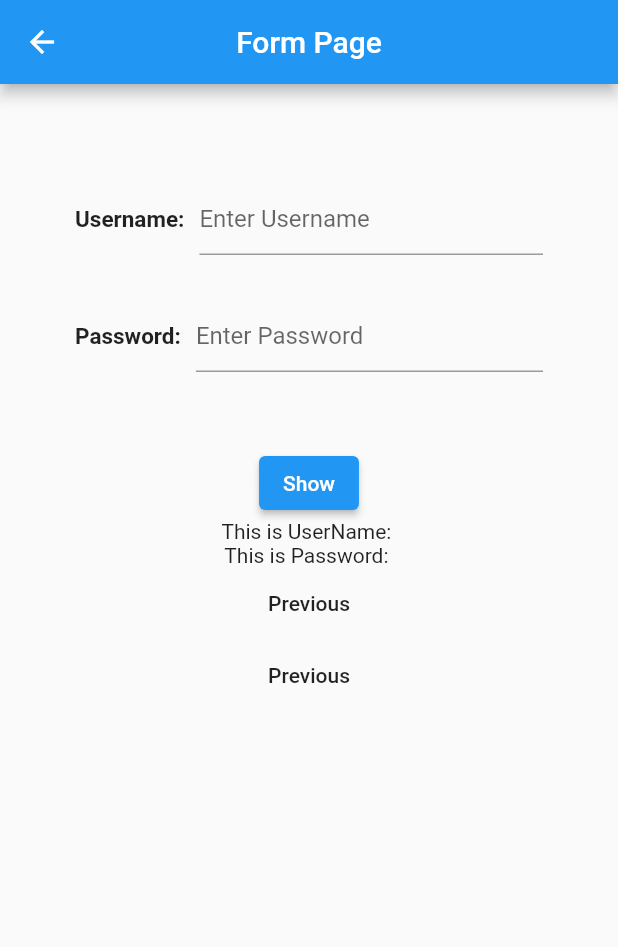
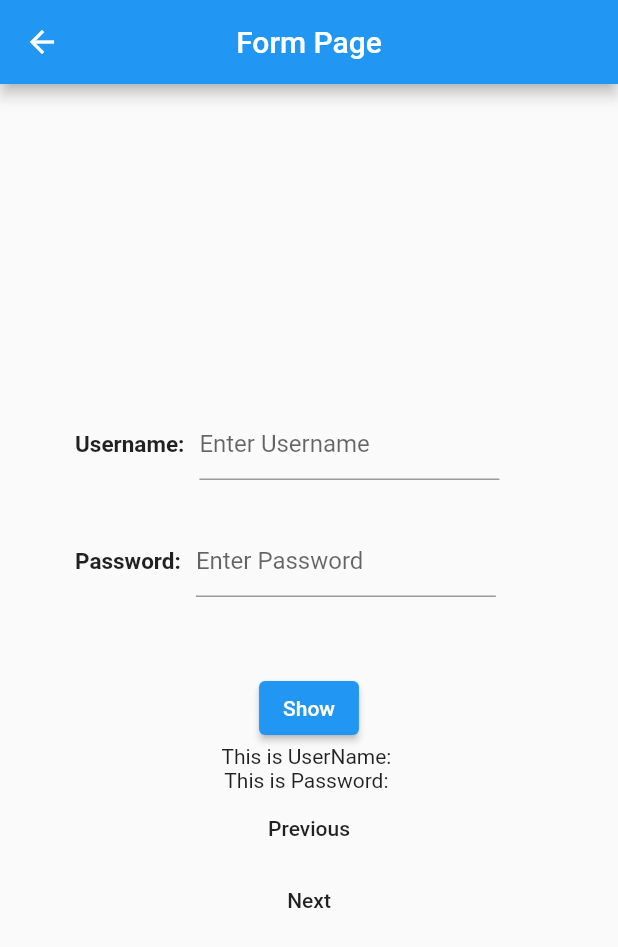
Before and after one commit to Jainish-twoiq/sample_widgets, a Flutter app: the FormScreen screen opened directly, on a phone screen of 412 x 824 dp. Shown: the top 947 px of the screen. Run offline on Flutter 3.47's test engine with Material 2 defaults, Android fonts, the phone set to English and light mode, and no system bars.

```diff
--- a/lib/form.dart
+++ b/lib/form.dart
@@ -2,6 +2,7 @@ import 'package:flutter/material.dart';
 import 'package:flutter/painting.dart';
 import 'package:flutter/rendering.dart';
 import 'package:flutter/services.dart';
+import 'package:sample_widgets/button.dart';
 
 class FormScreen extends StatefulWidget {
   const FormScreen({Key? key}) : super(key: key);
@@ -28,15 +29,12 @@ class _FormScreenState extends State<FormScreen> {
             padding: const EdgeInsets.all(15.0),
             child: Row(
               mainAxisAlignment: MainAxisAlignment.center,
-              children: <Widget>[
-                const Text(
+              children: const <Widget>[
+                Text(
                   'Click Here For Next Page',
                   style: TextStyle(color: Colors.red),
                 ),
-                ElevatedButton(
-                  onPressed: () => Navigator.pop(context),
-                  child: const Text('Next'),
-                )
+
               ],
             ),
           );
@@ -53,29 +51,32 @@ class _FormScreenState extends State<FormScreen> {
       body: Container(
         padding: EdgeInsets.all(50.0),
         child: Center(
+          child: SingleChildScrollView(
             child: Column(
               children: <Widget>[
                 Text(_value),
                 Row(
                   children: [
-                  Text(
+                    const Text(
                       'Username:',
                       style: TextStyle(
                         fontWeight: FontWeight.bold,
                         fontSize: 15.0,
                       ),
                     ),
-                  SizedBox(
+                    const SizedBox(
                       width: 10.0,
                     ),
-                  Expanded(
+                    SizedBox(
+                      width: 200.0,
                       child: TextField(
                         controller: userName,
                         autocorrect: true,
                         decoration: const InputDecoration(
                       hintText: 'Enter Username',
                         ),
-                  )),
+                      ),
+                    ),
                   ],
                 ),
                 const SizedBox(height: 30.0),
@@ -89,7 +90,8 @@ class _FormScreenState extends State<FormScreen> {
                       ),
                     ),
                     const SizedBox(width: 10.0),
-                  Expanded(
+                    SizedBox(
+                      width: 200.0,
                       child: TextField(
                         controller: password,
                         obscureText: true,
@@ -112,15 +114,16 @@ class _FormScreenState extends State<FormScreen> {
                   onPressed: () {
                     Navigator.pop(context);
                   },
-                child: Text('Previous'),
+                  child: const Text('Previous'),
                 ),
                 FlatButton(
                   onPressed: () {
-                  //Navigator.push(context, route);
+                    Navigator.push(context, MaterialPageRoute(builder: (_) => ButtonDemo()) );
                   },
-                child: Text('Previous'),
+                  child: const Text('Next'),
                 ),
               ],
+            ),
           ),
         ),
       ),
--- a/lib/main.dart
+++ b/lib/main.dart
@@ -1,6 +1,8 @@
 import 'package:flutter/material.dart';
 
 import 'home_screen.dart';
+import 'form.dart';
+import 'button.dart';
 
 void main() {
   runApp(const MyApp());
```
Also changed, not shown: lib/button.dart (added, +72 -0 lines), lib/listview.dart (added, +50 -0 lines). Lines whose indentation alone changed are shown as unchanged.
